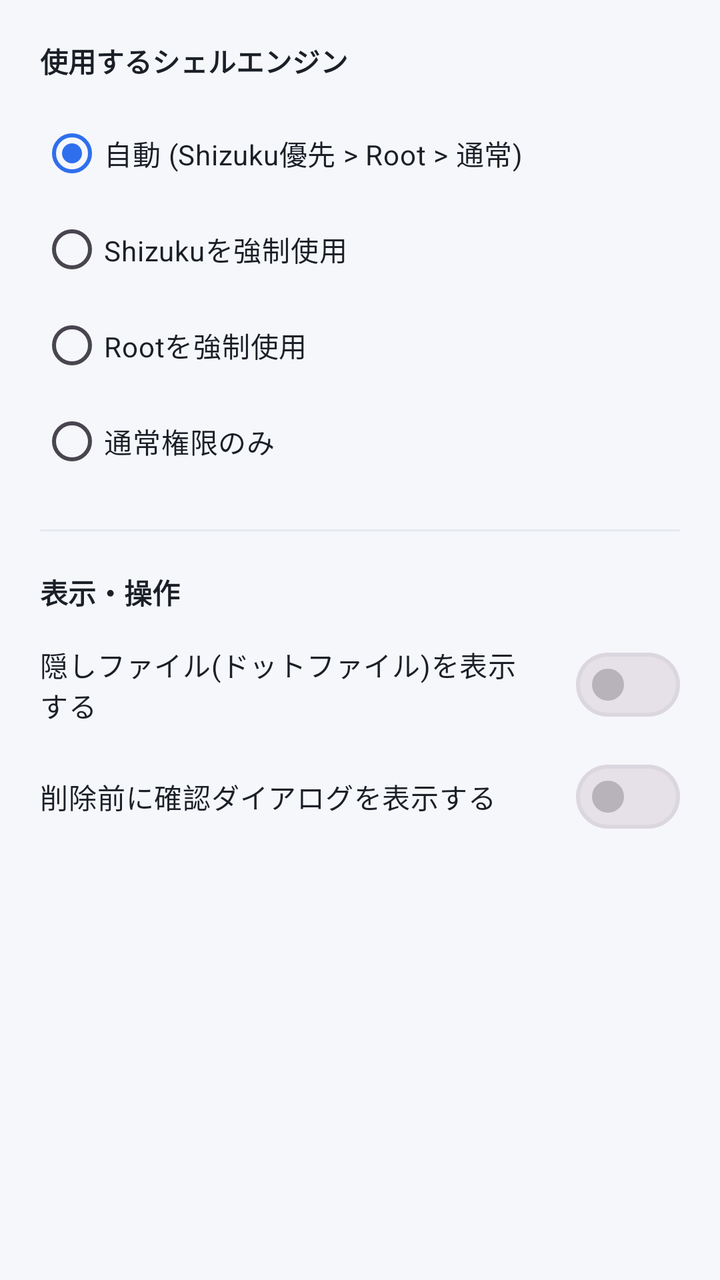
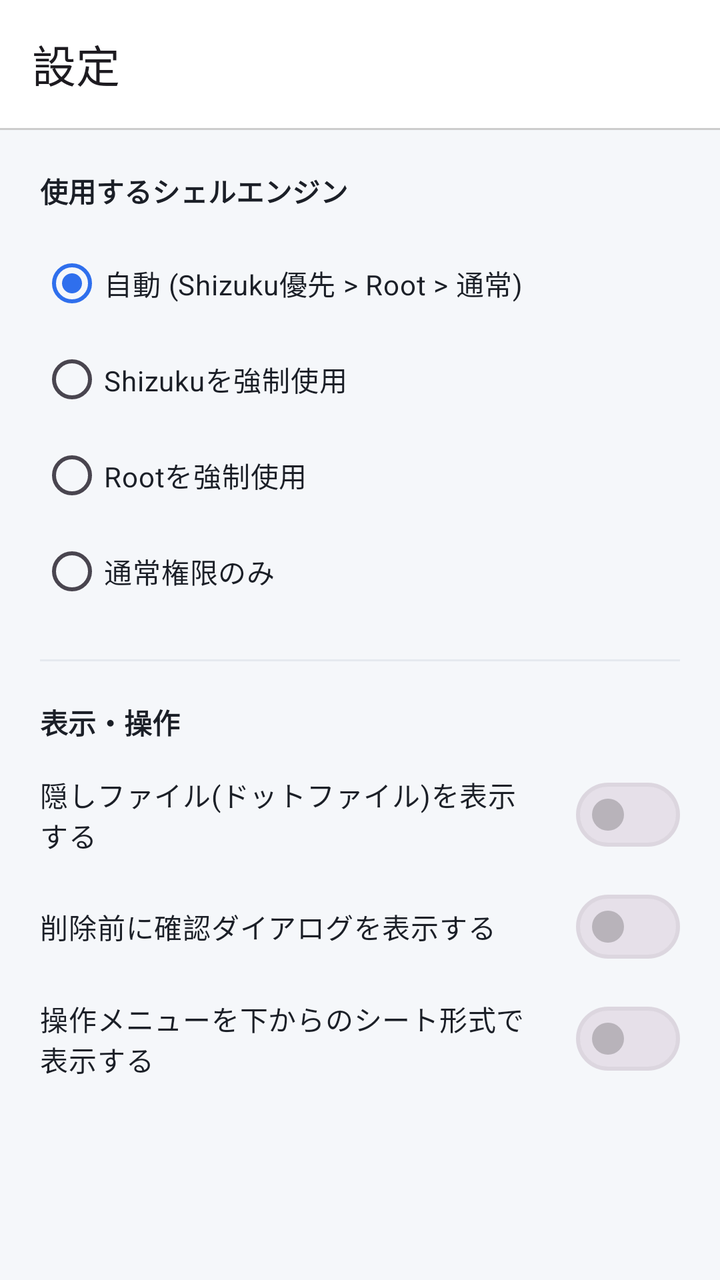

The first picture is an Android layout as it rendered before a commit; the second is the same layout after the commit. The layout source and the unified diff follow.
<!-- AndroidManifest.xml: application theme Theme.PrivFileManager -->
<!-- res/layout/activity_settings.xml -->
<?xml version="1.0" encoding="utf-8"?>
<ScrollView xmlns:android="http://schemas.android.com/apk/res/android"
    xmlns:app="http://schemas.android.com/apk/res-auto"
    android:layout_width="match_parent"
    android:layout_height="match_parent"
    android:background="@color/bg_base">

<LinearLayout
    android:layout_width="match_parent"
    android:layout_height="wrap_content"
    android:orientation="vertical"
    android:padding="20dp">

    <TextView
        android:layout_width="match_parent"
        android:layout_height="wrap_content"
        android:text="使用するシェルエンジン"
        android:textStyle="bold"
        android:textColor="@color/text_primary"
        android:layout_marginBottom="12dp" />

    <RadioGroup
        android:id="@+id/modeRadioGroup"
        android:layout_width="match_parent"
        android:layout_height="wrap_content">

        <RadioButton
            android:id="@+id/modeAuto"
            android:layout_width="match_parent"
            android:layout_height="wrap_content"
            android:textColor="@color/text_primary"
            android:buttonTint="@color/chrome_tint"
            android:text="自動 (Shizuku優先 &gt; Root &gt; 通常)"
            android:checked="true" />

        <RadioButton
            android:id="@+id/modeShizuku"
            android:layout_width="match_parent"
            android:layout_height="wrap_content"
            android:textColor="@color/text_primary"
            android:buttonTint="@color/chrome_tint"
            android:text="Shizukuを強制使用" />

        <RadioButton
            android:id="@+id/modeRoot"
            android:layout_width="match_parent"
            android:layout_height="wrap_content"
            android:textColor="@color/text_primary"
            android:buttonTint="@color/chrome_tint"
            android:text="Rootを強制使用" />

        <RadioButton
            android:id="@+id/modeNormal"
            android:layout_width="match_parent"
            android:layout_height="wrap_content"
            android:textColor="@color/text_primary"
            android:buttonTint="@color/chrome_tint"
            android:text="通常権限のみ" />

    </RadioGroup>

    <View
        android:layout_width="match_parent"
        android:layout_height="1dp"
        android:layout_marginVertical="20dp"
        android:background="@color/surface_variant" />

    <TextView
        android:layout_width="match_parent"
        android:layout_height="wrap_content"
        android:text="表示・操作"
        android:textStyle="bold"
        android:textColor="@color/text_primary"
        android:layout_marginBottom="4dp" />

    <com.google.android.material.materialswitch.MaterialSwitch
        android:id="@+id/switchShowHidden"
        android:layout_width="match_parent"
        android:layout_height="wrap_content"
        android:layout_marginTop="8dp"
        android:textColor="@color/text_primary"
        android:text="隠しファイル(ドットファイル)を表示する" />

    <com.google.android.material.materialswitch.MaterialSwitch
        android:id="@+id/switchConfirmDelete"
        android:layout_width="match_parent"
        android:layout_height="wrap_content"
        android:layout_marginTop="8dp"
        android:textColor="@color/text_primary"
        android:text="削除前に確認ダイアログを表示する" />

</LinearLayout>
</ScrollView>
<!-- resources referenced by this layout -->
<resources>
  <color name="bg_base">#F5F7FA</color>
  <color name="chrome_tint">#2F6FED</color>
  <color name="surface_variant">#E5E9EF</color>
  <color name="text_primary">#1B1F27</color>
  <style name="Theme.PrivFileManager" parent="Theme.Material3.DayNight.NoActionBar">
          <item name="android:windowLightStatusBar">true</item>
          <item name="android:statusBarColor">@color/content_surface</item>
          <item name="android:windowBackground">@color/bg_base</item>
          <item name="colorPrimary">@color/chrome_tint</item>
          <item name="colorOnPrimary">@android:color/white</item>
          <item name="colorPrimaryContainer">@color/state_selected</item>
          <item name="colorOnPrimaryContainer">@color/text_primary</item>
          <item name="colorSecondaryContainer">@color/surface_variant</item>
          <item name="colorSurface">@color/content_surface</item>
          <item name="colorOnSurface">@color/text_primary</item>
          <item name="colorSurfaceVariant">@color/surface_variant</item>
          <item name="colorOutline">@color/chrome_edge_highlight</item>
          <item name="colorControlHighlight">@color/state_pressed</item>
          <item name="elevationOverlayEnabled">false</item>
      </style>
  <color name="content_surface">#FFFFFF</color>
  <color name="state_selected">#1A2F6FED</color>
  <color name="chrome_edge_highlight">#33000000</color>
  <color name="state_pressed">#332F6FED</color>
</resources>

<!-- the commit's change to res/layout/activity_settings.xml (unified diff, before → after) -->
@@ -1,9 +1,34 @@
 <?xml version="1.0" encoding="utf-8"?>
-<ScrollView xmlns:android="http://schemas.android.com/apk/res/android"
+<LinearLayout xmlns:android="http://schemas.android.com/apk/res/android"
     xmlns:app="http://schemas.android.com/apk/res-auto"
     android:layout_width="match_parent"
     android:layout_height="match_parent"
+    android:orientation="vertical"
     android:background="@color/bg_base">
+
+    <LinearLayout
+        android:layout_width="match_parent"
+        android:layout_height="wrap_content"
+        android:orientation="vertical"
+        android:background="@color/content_surface">
+
+        <com.google.android.material.appbar.MaterialToolbar
+            android:id="@+id/settingsToolbar"
+            android:layout_width="match_parent"
+            android:layout_height="?attr/actionBarSize"
+            android:background="@android:color/transparent"
+            android:titleTextColor="@color/text_on_chrome"
+            app:title="@string/menu_settings" />
+
+        <View
+            android:layout_width="match_parent"
+            android:layout_height="1dp"
+            android:background="@color/chrome_edge_highlight" />
+    </LinearLayout>
+
+<ScrollView
+    android:layout_width="match_parent"
+    android:layout_height="match_parent">
 
 <LinearLayout
     android:layout_width="match_parent"
@@ -89,5 +114,15 @@
         android:textColor="@color/text_primary"
         android:text="削除前に確認ダイアログを表示する" />
 
+    <com.google.android.material.materialswitch.MaterialSwitch
+        android:id="@+id/switchBottomSheetMenus"
+        android:layout_width="match_parent"
+        android:layout_height="wrap_content"
+        android:layout_marginTop="8dp"
+        android:textColor="@color/text_primary"
+        android:text="操作メニューを下からのシート形式で表示する" />
+
 </LinearLayout>
 </ScrollView>
+
+</LinearLayout>
<!-- resource entries referenced after the edit -->
@@ -3,7 +3,9 @@
   <color name="bg_base">#F5F7FA</color>
   <color name="chrome_tint">#2F6FED</color>
   <color name="surface_variant">#E5E9EF</color>
+  <color name="text_on_chrome">#1B1F27</color>
   <color name="text_primary">#1B1F27</color>
+  <string name="menu_settings">設定</string>
   <style name="Theme.PrivFileManager" parent="Theme.Material3.DayNight.NoActionBar">
           <item name="android:windowLightStatusBar">true</item>
           <item name="android:statusBarColor">@color/content_surface</item>
